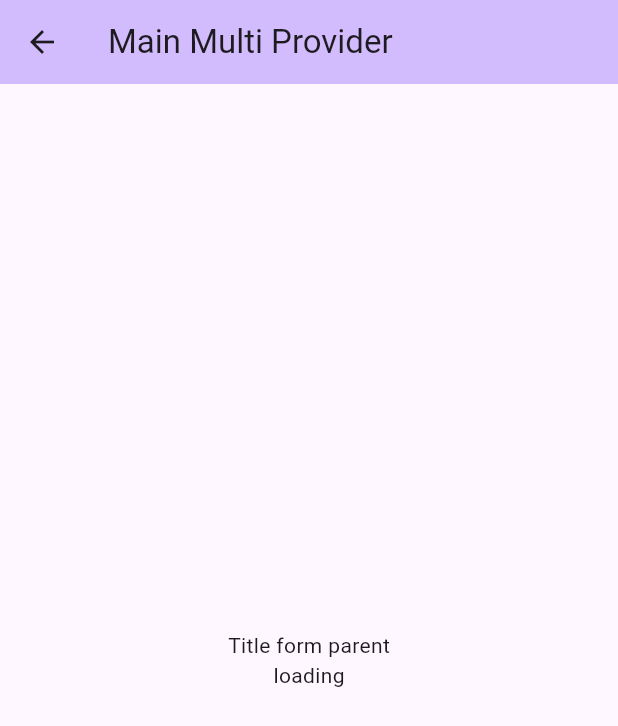
After one commit to yanaMyn/flutter-provider, a Flutter app: the screen it shows after launch, item 5 of the bottom bar chosen, after a tap on "Next page", on a phone screen of 412 x 824 dp. The commit adds this screen. Shown: the top 726 px of the screen. Run offline on Flutter 3.47's test engine with Material 3 defaults, Android fonts, the phone set to English and light mode, and no system bars.

Commit message:
add multiprovider

```diff
--- a/lib/main.dart
+++ b/lib/main.dart
@@ -1,5 +1,6 @@
 import 'package:flutter/material.dart';
 import 'package:state_management_provider/future/future_screen.dart';
+import 'package:state_management_provider/multiprovider/main_multiprovider.dart';
 import 'package:state_management_provider/provider/main_provider.dart';
 import 'package:state_management_provider/stream_builder/stream_builder_screen.dart';
 import 'package:state_management_provider/stream_provider/main_stream_provider.dart';
@@ -55,6 +56,10 @@ class _MyHomePageState extends State<MyHomePage> {
       content = const MainStreamProviderScreen();
     }
 
+    if (_selectedPageIndex == 4) {
+      content = const MainMultiProvider();
+    }
+
     return Scaffold(
       body: content,
       bottomNavigationBar: BottomNavigationBar(
@@ -66,6 +71,7 @@ class _MyHomePageState extends State<MyHomePage> {
           BottomNavigationBarItem(icon: Icon(Icons.star), label: "Stream Builder"),
           BottomNavigationBarItem(icon: Icon(Icons.star), label: "Future Provider"),
           BottomNavigationBarItem(icon: Icon(Icons.star), label: "Main Stream Provider"),
+          BottomNavigationBarItem(icon: Icon(Icons.star), label: "Main Multi Provider"),
         ],
       ),
     );
--- /dev/null
+++ b/lib/multiprovider/first_page_multiprovider.dart
@@ -0,0 +1,29 @@
+import 'package:flutter/material.dart';
+import 'package:provider/provider.dart';
+import 'package:state_management_provider/provider/person.dart';
+
+class FirstPageMultiProviderScreen extends StatelessWidget {
+  const FirstPageMultiProviderScreen({super.key});
+
+  @override
+  Widget build(BuildContext context) {
+    String title = context.watch<String>();
+    Person personStreamProvider = context.watch<Person>();
+
+    return Scaffold(
+      appBar: AppBar(
+        backgroundColor: Theme.of(context).colorScheme.inversePrimary,
+        title: const Text("Main Multi Provider"),
+      ),
+      body: Center(
+        child: Column(
+          mainAxisAlignment: MainAxisAlignment.center,
+          children: [
+            Text(title),
+            Text(personStreamProvider.name ?? ""),
+          ],
+        ),
+      ),
+    );
+  }
+}
--- /dev/null
+++ b/lib/multiprovider/main_multiprovider.dart
@@ -0,0 +1,46 @@
+import 'package:flutter/material.dart';
+import 'package:provider/provider.dart';
+import 'package:state_management_provider/multiprovider/first_page_multiprovider.dart';
+import 'package:state_management_provider/provider/person.dart';
+
+class MainMultiProvider extends StatelessWidget {
+  const MainMultiProvider({super.key});
+
+  Stream<Person> stream() async* {
+    await Future.delayed(
+      const Duration(seconds: 3),
+    );
+    yield Person(name: "diding from stream builder");
+  }
+
+  @override
+  Widget build(BuildContext context) {
+    return Scaffold(
+      appBar: AppBar(
+        backgroundColor: Theme.of(context).colorScheme.inversePrimary,
+        title: const Text("Main Multi Provider"),
+      ),
+      body: Center(
+        child: ElevatedButton(
+          child: const Text("Next page"),
+          onPressed: () {
+            Navigator.of(context).push(
+              MaterialPageRoute(builder: (_) {
+                return MultiProvider(
+                  providers: [
+                    Provider(create: (_) => "Title form parent"),
+                    StreamProvider<Person>(
+                      create: (_) => stream(),
+                      initialData: Person(name: "loading"),
+                    )
+                  ],
+                  child: const FirstPageMultiProviderScreen(),
+                );
+              }),
+            );
+          },
+        ),
+      ),
+    );
+  }
+}
--- a/lib/provider/main_provider.dart
+++ b/lib/provider/main_provider.dart
@@ -29,7 +29,6 @@ class MainProviderScreen extends StatelessWidget {
           ),
         ],
       ),
-      body: Center(),
     );
   }
 }
```
